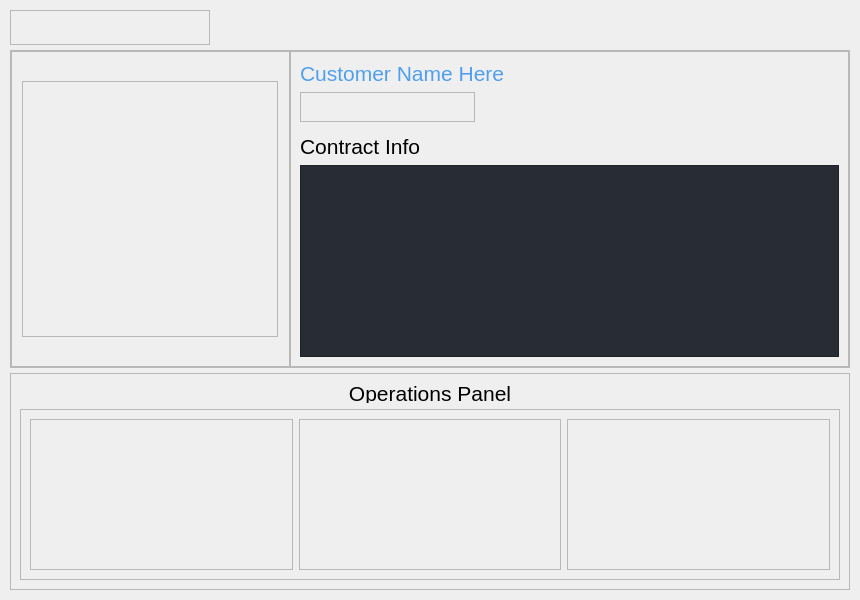
Before: the Qt Designer form gui/uis/pages/main_pages.ui in NoodleGodz/Final-Project-Python, drawn with Qt 5.
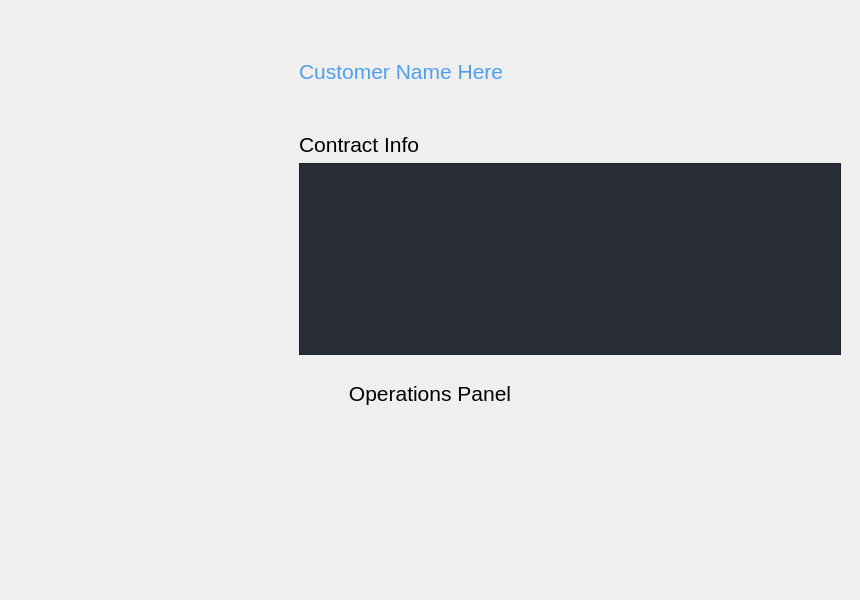
After: the same form once the commit is applied.

What changed in the file:
```diff
--- a/gui/uis/pages/main_pages.ui
+++ b/gui/uis/pages/main_pages.ui
@@ -1246,7 +1246,7 @@
           </size>
          </property>
          <property name="frameShape">
-          <enum>QFrame::StyledPanel</enum>
+          <enum>QFrame::NoFrame</enum>
          </property>
          <property name="frameShadow">
           <enum>QFrame::Raised</enum>
@@ -1285,7 +1285,7 @@
           </size>
          </property>
          <property name="frameShape">
-          <enum>QFrame::StyledPanel</enum>
+          <enum>QFrame::NoFrame</enum>
          </property>
          <property name="frameShadow">
           <enum>QFrame::Raised</enum>
@@ -1309,7 +1309,7 @@
           <item>
            <widget class="QFrame" name="frame_9">
             <property name="frameShape">
-             <enum>QFrame::StyledPanel</enum>
+             <enum>QFrame::NoFrame</enum>
             </property>
             <property name="frameShadow">
              <enum>QFrame::Raised</enum>
@@ -1330,7 +1330,7 @@
                 </size>
                </property>
                <property name="frameShape">
-                <enum>QFrame::StyledPanel</enum>
+                <enum>QFrame::NoFrame</enum>
                </property>
                <property name="frameShadow">
                 <enum>QFrame::Raised</enum>
@@ -1350,7 +1350,7 @@
              </size>
             </property>
             <property name="frameShape">
-             <enum>QFrame::StyledPanel</enum>
+             <enum>QFrame::NoFrame</enum>
             </property>
             <property name="frameShadow">
              <enum>QFrame::Raised</enum>
@@ -1382,7 +1382,7 @@
                 </size>
                </property>
                <property name="frameShape">
-                <enum>QFrame::StyledPanel</enum>
+                <enum>QFrame::NoFrame</enum>
                </property>
                <property name="frameShadow">
                 <enum>QFrame::Raised</enum>
@@ -1421,6 +1421,9 @@
                <property name="text">
                 <string>Contract Info</string>
                </property>
+               <property name="margin">
+                <number>1</number>
+               </property>
               </widget>
              </item>
              <item>
@@ -1448,7 +1451,7 @@
        <item>
         <widget class="QFrame" name="frame_8">
          <property name="frameShape">
-          <enum>QFrame::StyledPanel</enum>
+          <enum>QFrame::NoFrame</enum>
          </property>
          <property name="frameShadow">
           <enum>QFrame::Raised</enum>
@@ -1459,7 +1462,7 @@
             <property name="maximumSize">
              <size>
               <width>16777215</width>
-              <height>20</height>
+              <height>30</height>
              </size>
             </property>
             <property name="text">
@@ -1473,7 +1476,7 @@
           <item>
            <widget class="QFrame" name="frame_12">
             <property name="frameShape">
-             <enum>QFrame::StyledPanel</enum>
+             <enum>QFrame::NoFrame</enum>
             </property>
             <property name="frameShadow">
              <enum>QFrame::Raised</enum>
@@ -1481,8 +1484,11 @@
             <layout class="QHBoxLayout" name="horizontalLayout_3">
              <item>
               <widget class="QFrame" name="frame_btn_export_customer">
+               <property name="styleSheet">
+                <string notr="true">font: 12pt &quot;Ubuntu&quot;;</string>
+               </property>
                <property name="frameShape">
-                <enum>QFrame::StyledPanel</enum>
+                <enum>QFrame::NoFrame</enum>
                </property>
                <property name="frameShadow">
                 <enum>QFrame::Raised</enum>
@@ -1507,9 +1513,12 @@
               </widget>
              </item>
              <item>
-              <widget class="QFrame" name="frame_btn_cstmr_plot">
+              <widget class="QFrame" name="frame_btn_set_energy">
+               <property name="styleSheet">
+                <string notr="true">font: 12pt &quot;Ubuntu&quot;;</string>
+               </property>
                <property name="frameShape">
-                <enum>QFrame::StyledPanel</enum>
+                <enum>QFrame::NoFrame</enum>
                </property>
                <property name="frameShadow">
                 <enum>QFrame::Raised</enum>
@@ -1535,8 +1544,11 @@
              </item>
              <item>
               <widget class="QFrame" name="frame_btn_toggle_contract">
+               <property name="styleSheet">
+                <string notr="true">font: 12pt &quot;Ubuntu&quot;;</string>
+               </property>
                <property name="frameShape">
-                <enum>QFrame::StyledPanel</enum>
+                <enum>QFrame::NoFrame</enum>
                </property>
                <property name="frameShadow">
                 <enum>QFrame::Raised</enum>
@@ -1560,6 +1572,20 @@
                </layout>
               </widget>
              </item>
+             <item>
+              <widget class="QFrame" name="frame_btn_plot_user">
+               <property name="styleSheet">
+                <string notr="true">font: 12pt &quot;Ubuntu&quot;;</string>
+               </property>
+               <property name="frameShape">
+                <enum>QFrame::NoFrame</enum>
+               </property>
+               <property name="frameShadow">
+                <enum>QFrame::Raised</enum>
+               </property>
+               <layout class="QVBoxLayout" name="layout_frame_btn_plot_user"/>
+              </widget>
+             </item>
             </layout>
            </widget>
           </item>
```
Left out of the diff: 6 changed lines with no effect on the pictures.
